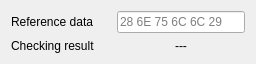
Qt form qt/datachecker/datacheckerui.ui (x-tools-author/x-flow) before a commit.
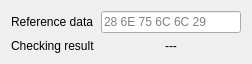
The same form after that commit.

Patch:
```diff
--- a/qt/datachecker/datacheckerui.ui
+++ b/qt/datachecker/datacheckerui.ui
@@ -16,9 +16,15 @@
   <layout class="QGridLayout" name="gridLayout">
    <item row="0" column="0">
     <widget class="QLabel" name="labelReference">
+     <property name="sizePolicy">
+      <sizepolicy hsizetype="Fixed" vsizetype="Preferred">
+       <horstretch>0</horstretch>
+       <verstretch>0</verstretch>
+      </sizepolicy>
+     </property>
      <property name="minimumSize">
       <size>
-       <width>100</width>
+       <width>0</width>
        <height>0</height>
       </size>
      </property>
@@ -42,6 +48,12 @@
    </item>
    <item row="1" column="0">
     <widget class="QLabel" name="labelResult">
+     <property name="sizePolicy">
+      <sizepolicy hsizetype="Fixed" vsizetype="Preferred">
+       <horstretch>0</horstretch>
+       <verstretch>0</verstretch>
+      </sizepolicy>
+     </property>
      <property name="text">
       <string>Checking result</string>
      </property>
```
